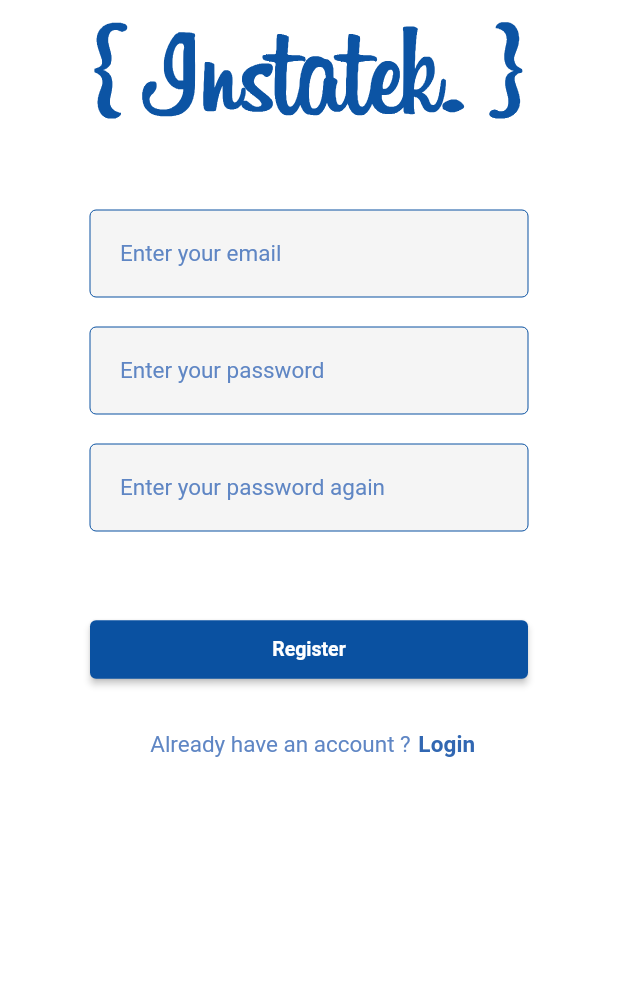
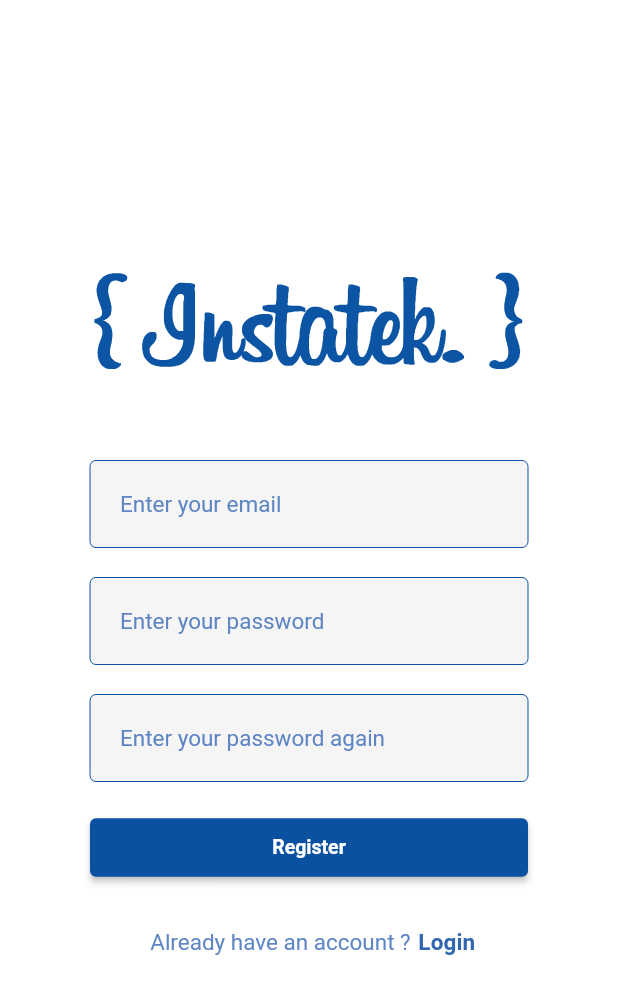
Before and after one commit to LalJoncoux-Aydin/InstaTek, a Flutter app: the RegisterScreen screen opened directly, on a phone screen of 412 x 824 dp. Shown: the top 994 px of the screen. Run offline on Flutter 3.47's test engine with Material 2 defaults, Android fonts, the phone set to English and light mode, and no system bars; our stand-ins replace cloud_firestore, firebase_auth, firebase_core, firebase_storage, flutter_svg, image_picker; accounts and stored records are empty; network calls fail.

Commit message:
[UP] Register 1 web and mobile design

```diff
--- a/lib/providers/theme_provider.dart
+++ b/lib/providers/theme_provider.dart
@@ -32,6 +32,11 @@ class MyThemes {
     ),
     primaryIconTheme: const IconThemeData(color: Colors.white),
     iconTheme: const IconThemeData(color: Colors.black),
+    textSelectionTheme: const TextSelectionThemeData(
+      cursorColor: Color.fromARGB(255, 10, 81, 161),
+      selectionColor: Color.fromARGB(255, 180, 213, 255),
+      selectionHandleColor: Color.fromARGB(255, 180, 213, 255),
+    ),
     textTheme: const TextTheme(
       headline1: TextStyle(
         color: Colors.black,
--- a/lib/screens/auth/register_screen.dart
+++ b/lib/screens/auth/register_screen.dart
@@ -51,6 +51,7 @@ class _RegisterScreenState extends State<RegisterScreen> {
           key: formKey,
           child: Column(children: <Widget>[
             Expanded(
+              child: Center(
                 child: SingleChildScrollView(
                   child: Container(
                     padding: EdgeInsets.symmetric(horizontal: paddingGlobal),
@@ -61,10 +62,11 @@ class _RegisterScreenState extends State<RegisterScreen> {
                         CustomTextFormField(hintText: 'Enter your email', textEditingController: _emailController, isPass: false, isValid: emailIsValid(email), updateInput: updateEmail),
                         CustomTextFormField(hintText: 'Enter your password', textEditingController: _passwordController, isPass: true, isValid: passwordIsValid(password1), updateInput: updatePassword),
                         CustomTextFormField(hintText: 'Enter your password again', textEditingController: _passwordController2, isPass: true, isValid: password2IsValid(password1, password2), updateInput: updatePassword2),
-                      CustomErrorText(displayStr: errorText),
+                        if (errorText != "") CustomErrorText(displayStr: errorText),
                         CustomValidationButton(displayText: 'Register', formKey: formKey, loadingState: _isLoading, onTapFunction: nextStepRegister, buttonColor: Theme.of(context).colorScheme.tertiary),
                         CustomNavLink(displayText1: "Already have an account ?", displayText2: "Login", onTapFunction: navigateToLogin),
                       ],
+                    ),
                   ),
                 ),
               ),
```
Lines whose indentation alone changed are shown as unchanged.
